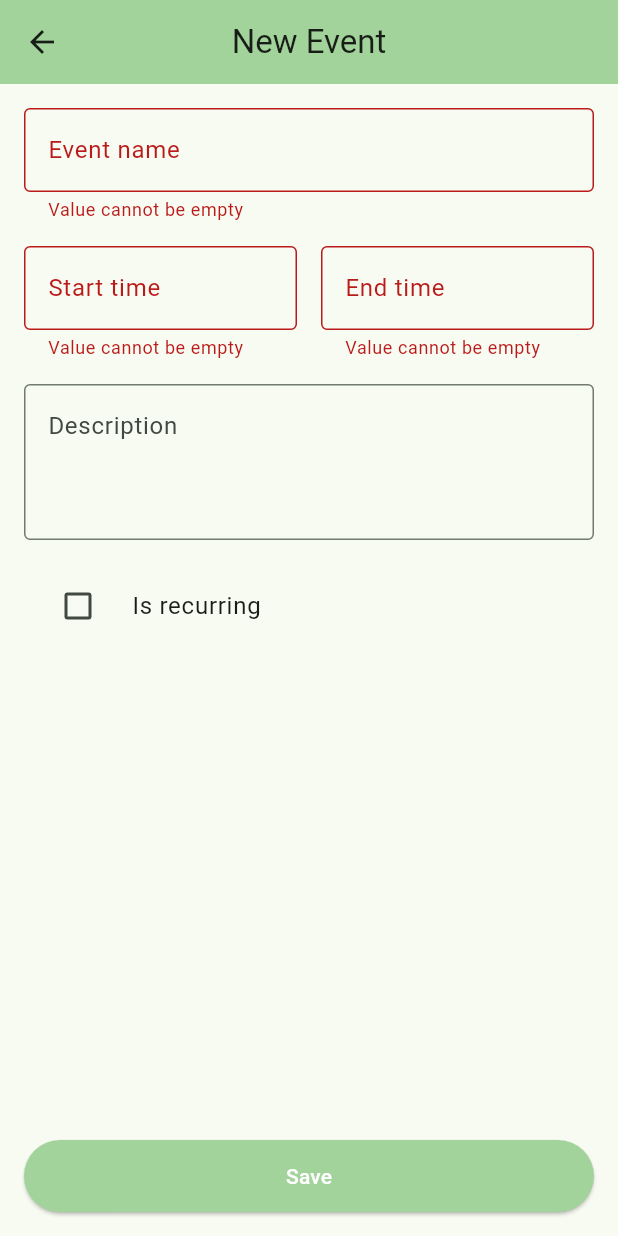
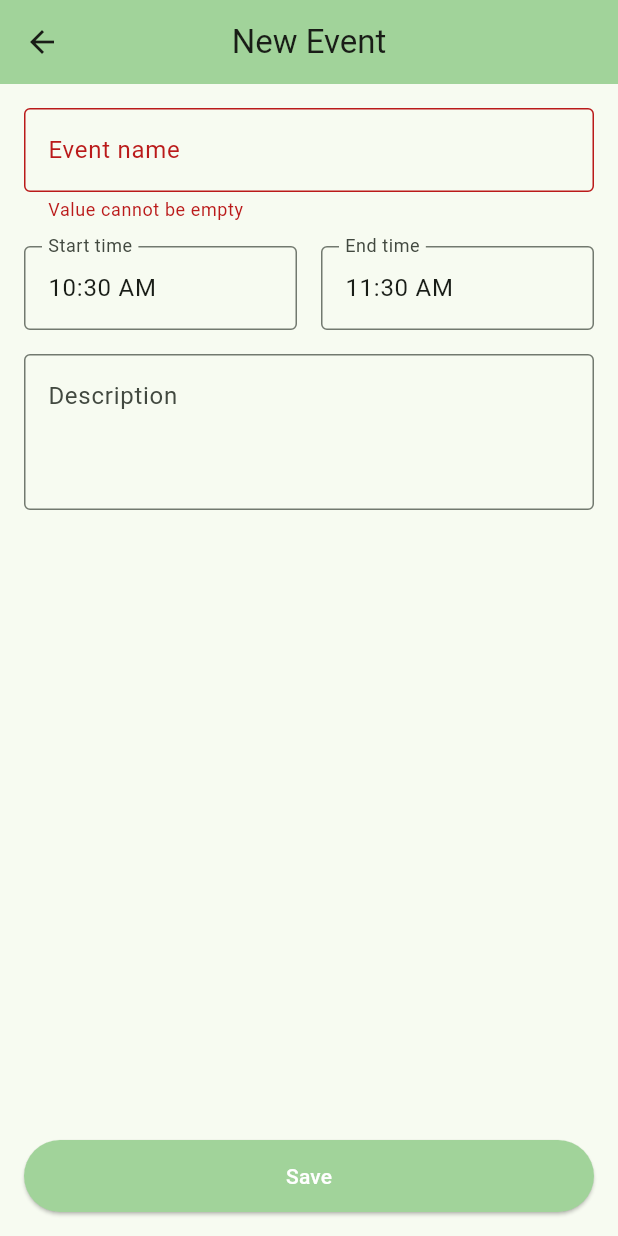
Before and after one commit to corey-mitchell/accountabill, a Flutter app: the HandleEventPage screen opened directly with empty values, after a tap on "Save", on a phone screen of 412 x 824 dp. Run offline on Flutter 3.47's test engine with Material 3 defaults, Android fonts, the phone set to English and light mode, and no system bars; our stand-ins replace fl_chart.

Commit message:
Fixed time formatting. Fixed new event not showing default selected time(s). Fixed the description not saving. Fixed the delete functionality. Fixed Dashboard and Handle Event pages having incorrect Bloc structure.

```diff
--- a/lib/pages/events.dart
+++ b/lib/pages/events.dart
@@ -38,6 +38,8 @@ class _EventsPageState extends State<EventsPage> {
         start: start,
         end: end,
         title: eventInput.title,
+        description: eventInput.description,
+        hasReminderSet: eventInput.hasReminderSet,
       );
       _events[newEvent.id] = newEvent;
     });
--- a/lib/pages/handle_event.dart
+++ b/lib/pages/handle_event.dart
@@ -1,10 +1,24 @@
 import 'package:accountabill/models/calendar_event.dart';
-import 'package:accountabill/models/date_time_builder.dart';
+import 'package:accountabill/utils/date_time_builder.dart';
 import 'package:flutter/material.dart';
 
-/// This creates a dialog widget which will allow the user to add event details
+/// This page is used for creating, editing and deleting events off of the
+/// custom time picker.
 ///
-/// A stateful component which accepts an initial time for creating events at the selected time.
+/// Takes in a DateTime object for determining the default values of the start
+/// and end times. The default start time will be the time selected on the
+/// calendar, the default end time will be one hour after the time selected.
+///
+/// Takes in an optional CalendarEvent object. If this object is not provided,
+/// we will use the create mode. If the object is provided, we will pre-populate
+/// the page with this object's values and consider the page in edit mode.
+///
+/// If using this in create mode, you must also pass in a deleteEvent function. This function
+/// will handle removing the event from the timeline and can be found.
+///
+/// @param DateTime initialTime;
+/// @param CalendarEvent? existingEvent;
+/// @param void Function(CalendarEvent event)? deleteEvent;
 class HandleEventPage extends StatefulWidget {
   final DateTime initialTime;
   final CalendarEvent? existingEvent; // null = create mode
@@ -22,30 +36,39 @@ class HandleEventPage extends StatefulWidget {
 }
 
 class _HandleEventPageState extends State<HandleEventPage> {
-  String? title;
   DateTime? selectedStartTime;
   DateTime? selectedEndTime;
-  String? description;
   bool hasReminderSet = false;
   final _titleController = TextEditingController();
   final _startController = TextEditingController();
   final _endController = TextEditingController();
+  final _descriptionController = TextEditingController();
   final _formKey = GlobalKey<FormState>();
 
   /// Initialize state
+  @override
   void initState() {
     super.initState();
-
     if (widget.isEditing) {
-      _titleController.text = widget.existingEvent!.title;
       selectedStartTime = widget.existingEvent!.start;
       selectedEndTime = widget.existingEvent!.end;
-      description = widget.existingEvent!.description;
-
-      _startController.text = widget.existingEvent!.start.toString();
-      _endController.text = widget.existingEvent!.end.toString();
+      _titleController.text = widget.existingEvent!.title;
+      _startController.text = formatHour(
+        TimeOfDay.fromDateTime(selectedStartTime!),
+      );
+      _endController.text = formatHour(
+        TimeOfDay.fromDateTime(selectedEndTime!),
+      );
+      _descriptionController.text = widget.existingEvent?.description ?? '';
     } else {
       selectedStartTime = widget.initialTime;
+      selectedEndTime = widget.initialTime.add(Duration(hours: 1));
+      _startController.text = formatHour(
+        TimeOfDay.fromDateTime(selectedStartTime!),
+      );
+      _endController.text = formatHour(
+        TimeOfDay.fromDateTime(selectedEndTime!),
+      );
     }
   }
 
@@ -67,6 +90,10 @@ class _HandleEventPageState extends State<HandleEventPage> {
   Widget _buildUI(BuildContext context) {
     return Container(
       padding: EdgeInsets.all(16),
+      child: SafeArea(
+        child: Column(
+          children: [
+            Expanded(
               child: Form(
                 key: _formKey,
                 autovalidateMode: AutovalidateMode.disabled,
@@ -106,7 +133,8 @@ class _HandleEventPageState extends State<HandleEventPage> {
                               _pickTime(
                                 context,
                                 _startController,
-                        (time) => setState(() => selectedStartTime = time),
+                                (time) =>
+                                    setState(() => selectedStartTime = time),
                               );
                             },
                           ),
@@ -129,7 +157,8 @@ class _HandleEventPageState extends State<HandleEventPage> {
                               _pickTime(
                                 context,
                                 _endController,
-                        (time) => setState(() => selectedEndTime = time),
+                                (time) =>
+                                    setState(() => selectedEndTime = time),
                               );
                             },
                           ),
@@ -137,6 +166,7 @@ class _HandleEventPageState extends State<HandleEventPage> {
                       ],
                     ),
                     TextFormField(
+                      controller: _descriptionController,
                       maxLines: null,
                       minLines: 3,
                       decoration: const InputDecoration(
@@ -145,23 +175,35 @@ class _HandleEventPageState extends State<HandleEventPage> {
                         alignLabelWithHint: true,
                       ),
                     ),
-            CheckboxListTile(
-              title: const Text("Is recurring"),
-              activeColor: Theme.of(context).colorScheme.inversePrimary,
-              controlAffinity: ListTileControlAffinity.leading,
-              value: hasReminderSet,
-              onChanged: (bool? value) {
-                setState(() {
-                  hasReminderSet = value ?? false;
-                });
-              },
+                    // CheckboxListTile(
+                    //   title: const Text("Remind me"),
+                    //   activeColor: Theme.of(context).colorScheme.inversePrimary,
+                    //   controlAffinity: ListTileControlAffinity.leading,
+                    //   value: hasReminderSet,
+                    //   onChanged: (bool? value) {
+                    //     setState(() {
+                    //       hasReminderSet = value ?? false;
+                    //     });
+                    //   },
+                    // ), // TODO: Handle reminders and recurring events
+                  ],
                 ),
-            const Spacer(), // Push button to the bottom
-            Padding(
-              padding: EdgeInsets.only(
-                bottom: MediaQuery.of(context).padding.bottom,
               ),
-              child: SizedBox(
+            ),
+            Column(
+              children: [
+                _buildSaveButton(),
+                if (widget.isEditing) _buildDeleteButton(),
+              ],
+            ),
+          ],
+        ),
+      ),
+    );
+  }
+
+  Widget _buildSaveButton() {
+    return SizedBox(
       width: double.infinity,
       height: 48,
       child: ElevatedButton(
@@ -171,42 +213,43 @@ class _HandleEventPageState extends State<HandleEventPage> {
           }
           final start = selectedStartTime ?? widget.initialTime;
           final end =
-                        selectedEndTime ??
-                        selectedStartTime!.add(Duration(hours: 1));
+              selectedEndTime ?? selectedStartTime!.add(Duration(hours: 1));
           Navigator.pop(
             context,
             CalendarEvent(
               title: _titleController.text.trim(),
               start: start,
               end: end,
+              description: _descriptionController.text.trim(),
+              hasReminderSet: hasReminderSet,
             ),
           );
         },
         style: ElevatedButton.styleFrom(
-                    backgroundColor: Theme.of(
-                      context,
-                    ).colorScheme.inversePrimary,
+          backgroundColor: Theme.of(context).colorScheme.inversePrimary,
           foregroundColor: Colors.white,
         ),
         child: Text(widget.isEditing ? "Update" : "Save"),
       ),
+    );
+  }
+
+  Widget _buildDeleteButton() {
+    return Padding(
+      padding: EdgeInsets.only(top: 16),
+      child: SizedBox(
+        width: double.infinity,
+        height: 48,
+        child: ElevatedButton(
+          onPressed: () {
+            widget.deleteEvent?.call(widget.existingEvent!);
+            Navigator.pop(context);
+          },
+          style: ElevatedButton.styleFrom(
+            backgroundColor: Colors.red,
+            foregroundColor: Colors.white,
           ),
-            ),
-            if (widget.isEditing)
-              Padding(
-                padding: EdgeInsets.only(
-                  bottom: MediaQuery.of(context).padding.bottom,
-                ),
-                child: ElevatedButton(
-                  style: ElevatedButton.styleFrom(backgroundColor: Colors.red),
-                  onPressed: () {
-                    print("Delete event ${widget.existingEvent!.title}");
-                    widget.deleteEvent?.call(widget.existingEvent!);
-                  },
-                  child: const Text("Delete Task"),
-                ),
-              ),
-          ],
+          child: Text("Delete"),
         ),
       ),
     );
@@ -220,7 +263,7 @@ class _HandleEventPageState extends State<HandleEventPage> {
   ) async {
     final time = await showTimePicker(
       context: context,
-      initialTime: TimeOfDay.fromDateTime(widget.initialTime),
+      initialTime: parseTimeOfDay(controller.text),
     );
 
     if (time != null) {
```
Also changed, not shown: lib/models/date_time_builder.dart (deleted, +0 -13 lines), lib/pages/dashboard.dart (+6 -2 lines), lib/widgets/custom_time_picker.dart (+14 -16 lines). Lines whose indentation alone changed are shown as unchanged.
